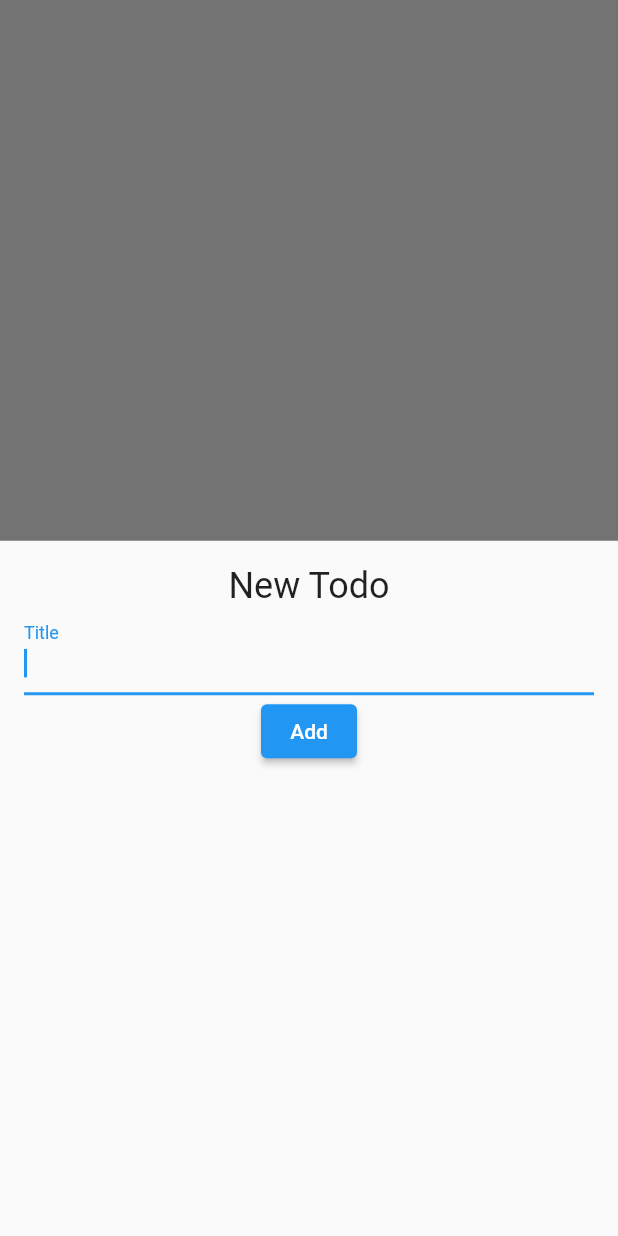
After one commit to kfischer-okarin/fun_todo_list, a Flutter app: the screen it shows after launch, after a tap on the "add" icon, on a phone screen of 412 x 824 dp. The commit adds this screen. Run offline on Flutter 3.47's test engine with Material 2 defaults, Android fonts, the phone set to English and light mode, and no system bars.

Commit message:
Extract TodoForm component

```diff
--- /dev/null
+++ b/lib/pages/todo_list_page/todo_form.dart
@@ -0,0 +1,42 @@
+import 'package:flutter/material.dart';
+
+class TodoForm extends StatefulWidget {
+  final void Function(String) onSubmit;
+
+  const TodoForm({super.key, required this.onSubmit});
+
+  @override
+  State<TodoForm> createState() => _TodoFormState();
+}
+
+class _TodoFormState extends State<TodoForm> {
+  String _title = '';
+
+  @override
+  Widget build(BuildContext context) {
+    return Container(
+        padding: const EdgeInsets.all(16),
+        child: Column(
+          children: [
+            const Text('New Todo', style: TextStyle(fontSize: 24)),
+            TextField(
+              autofocus: true,
+              decoration: const InputDecoration(
+                labelText: 'Title',
+              ),
+              onChanged: (value) {
+                setState(() {
+                  _title = value;
+                });
+              },
+            ),
+            ElevatedButton(
+              onPressed: () {
+                widget.onSubmit(_title);
+              },
+              child: const Text('Add'),
+            )
+          ],
+        ));
+  }
+}
```
Also changed, not shown: lib/pages/todo_list_page.dart (+9 -30 lines).
